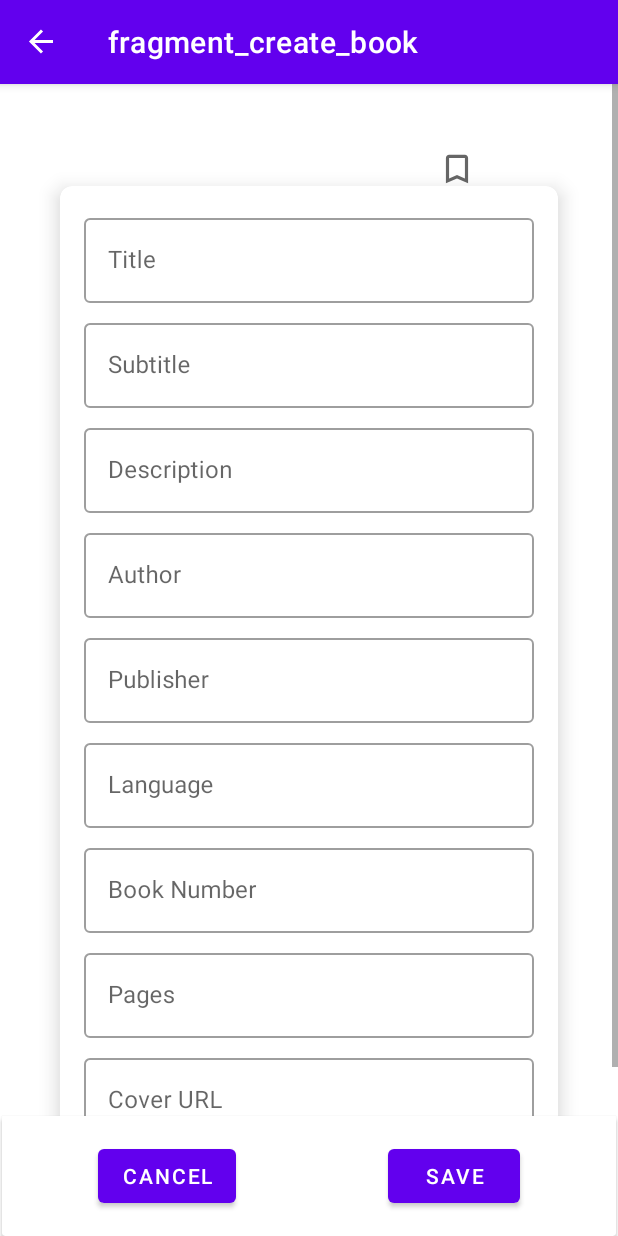
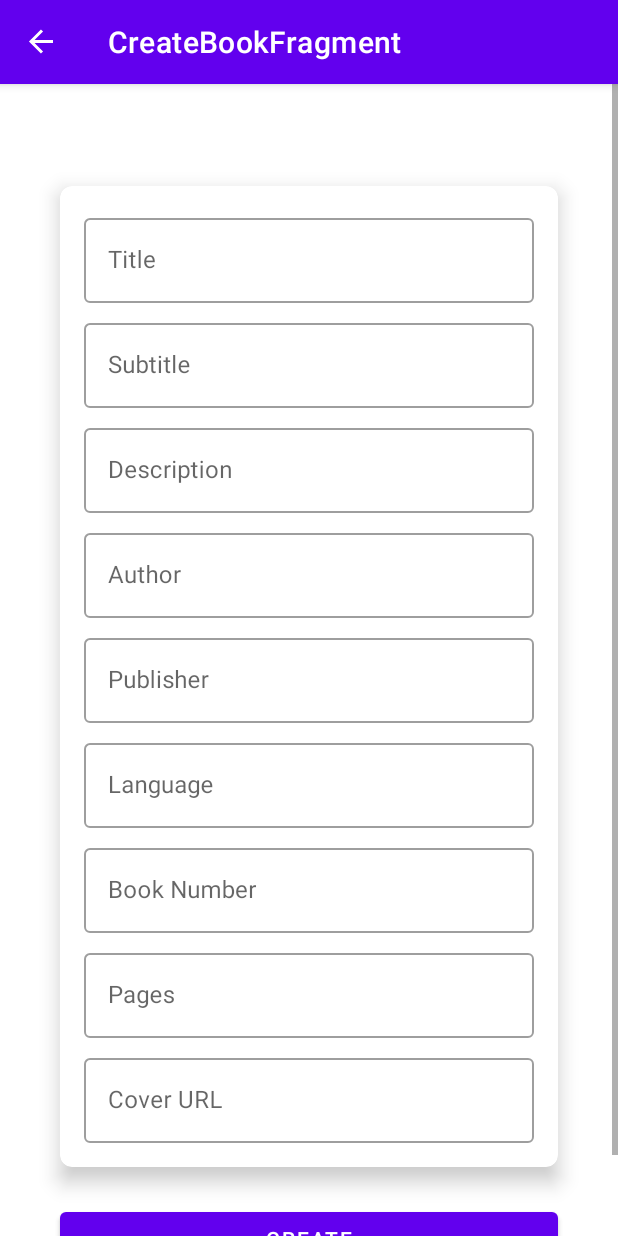
Before and after one commit to hendra047/kava, an Android app: the CreateBookFragment screen opened through its navigation route, on a phone screen of 412 x 824 dp. Run offline under Robolectric (Android 15) with nearby library versions, the phone set to English and light mode, and no system bars; our stand-ins replace Picasso, Room's generated code, RxJava, Volley, data binding and 1 more; network calls fail; pictures from the network do not load; 5 statements that could not run were skipped.

Commit message:
small update create book, edit book, book detail, navigation - Hendra

```diff
--- a/app/src/main/java/com/ubaya/kava/view/CreateBookFragment.kt
+++ b/app/src/main/java/com/ubaya/kava/view/CreateBookFragment.kt
@@ -18,6 +18,12 @@ import com.ubaya.kava.model.Book
 import com.ubaya.kava.viewmodel.DetailBookViewModel
 import java.util.concurrent.TimeUnit
 
+
+/**
+ * A simple [Fragment] subclass.
+ * Use the [CreateBookFragment.newInstance] factory method to
+ * create an instance of this fragment.
+ */
 
 class CreateBookFragment : Fragment(), AddBookClickListener {
     private lateinit var viewModel:DetailBookViewModel
--- a/app/src/main/java/com/ubaya/kava/view/HomeFragment.kt
+++ b/app/src/main/java/com/ubaya/kava/view/HomeFragment.kt
@@ -15,6 +15,7 @@ import io.reactivex.rxjava3.android.schedulers.AndroidSchedulers
 import io.reactivex.rxjava3.core.Observable
 import io.reactivex.rxjava3.schedulers.Schedulers
 import kotlinx.android.synthetic.main.fragment_home.*
+import kotlinx.android.synthetic.main.fragment_home.view.*
 import kotlinx.android.synthetic.main.fragment_profile.*
 import kotlinx.android.synthetic.main.notifications_item.view.*
 import java.util.concurrent.TimeUnit
@@ -70,8 +71,10 @@ class HomeFragment : Fragment() {
         // Inflate the layout for this fragment
         return inflater.inflate(R.layout.fragment_home, container, false)
             .apply {
-                val action = HomeFragmentDirections.actionCreateBookFragment()
-                Navigation.findNavController(this).navigate(action)
+                fabCreateBook.setOnClickListener {
+                    val action = HomeFragmentDirections.actionCreateBookFragment()
+                    Navigation.findNavController(this).navigate(action)
+                }
             }
     }
 
--- a/app/src/main/res/layout/fragment_book_detail.xml
+++ b/app/src/main/res/layout/fragment_book_detail.xml
@@ -109,7 +109,7 @@
                             android:layout_width="wrap_content"
                             android:layout_height="wrap_content"
                             android:layout_marginStart="8dp"
-                            android:text="@{book.rating}"
+                            android:text="@{Double.toString(book.rating)}"
                             android:textColor="#FF9800"
                             android:textStyle="bold"
                             app:layout_constraintStart_toEndOf="@+id/imageView4"
--- a/app/src/main/res/layout/fragment_create_book.xml
+++ b/app/src/main/res/layout/fragment_create_book.xml
@@ -1,10 +1,7 @@
 <?xml version="1.0" encoding="utf-8"?>
 <layout xmlns:android="http://schemas.android.com/apk/res/android"
     xmlns:app="http://schemas.android.com/apk/res-auto"
-    xmlns:tools="http://schemas.android.com/tools"
-    android:layout_width="match_parent"
-    android:layout_height="match_parent"
-    tools:context=".view.CreateBookFragment">
+    xmlns:tools="http://schemas.android.com/tools">
 
     <data>
         <variable
@@ -16,13 +13,16 @@
     </data>
 
     <androidx.constraintlayout.widget.ConstraintLayout
+        android:id="@+id/Layout"
         android:layout_width="match_parent"
-        android:layout_height="match_parent">
+        android:layout_height="match_parent"
+        tools:context=".view.CreateBookFragment">
 
         <ScrollView
+            android:id="@+id/scrollView2"
             android:layout_width="0dp"
             android:layout_height="0dp"
-            app:layout_constraintBottom_toTopOf="@+id/cardView6"
+            app:layout_constraintBottom_toBottomOf="parent"
             app:layout_constraintEnd_toEndOf="parent"
             app:layout_constraintStart_toStartOf="parent"
             app:layout_constraintTop_toTopOf="parent">
@@ -44,17 +44,6 @@
                     tools:src="@tools:sample/avatars" />
 
                 <ImageView
-                    android:id="@+id/imageBookmark2"
-                    android:layout_width="25dp"
-                    android:layout_height="25dp"
-                    android:layout_marginStart="24dp"
-                    android:layout_marginEnd="32dp"
-                    android:src="@drawable/ic_outline_bookmark_border_24"
-                    app:layout_constraintEnd_toEndOf="parent"
-                    app:layout_constraintStart_toEndOf="@+id/imageView2"
-                    app:layout_constraintTop_toTopOf="@+id/imageView2" />
-
-                <ImageView
                     android:id="@+id/imageView2"
                     android:layout_width="wrap_content"
                     android:layout_height="wrap_content"
@@ -66,6 +55,7 @@
                     tools:src="@tools:sample/avatars" />
 
                 <androidx.cardview.widget.CardView
+                    android:id="@+id/cardView7"
                     android:layout_width="match_parent"
                     android:layout_height="wrap_content"
                     android:layout_marginStart="40dp"
@@ -235,53 +225,27 @@
                             <com.google.android.material.textfield.TextInputEditText
                                 android:layout_width="match_parent"
                                 android:layout_height="wrap_content" />
+
                         </com.google.android.material.textfield.TextInputLayout>
 
                     </androidx.constraintlayout.widget.ConstraintLayout>
                 </androidx.cardview.widget.CardView>
+
+                <Button
+                    android:id="@+id/btnCreate"
+                    android:layout_width="0dp"
+                    android:layout_height="wrap_content"
+                    android:layout_marginTop="24dp"
+                    android:layout_marginBottom="32dp"
+                    android:onClick="@{listener::onButtonAddBook}"
+                    android:text="Create"
+                    app:layout_constraintBottom_toBottomOf="parent"
+                    app:layout_constraintEnd_toEndOf="@id/cardView7"
+                    app:layout_constraintStart_toStartOf="@id/cardView7"
+                    app:layout_constraintTop_toBottomOf="@id/cardView7" />
+
             </androidx.constraintlayout.widget.ConstraintLayout>
         </ScrollView>
 
-        <androidx.cardview.widget.CardView
-            android:id="@+id/cardView6"
-            android:layout_width="0dp"
-            android:layout_height="wrap_content"
-            android:layout_marginStart="1dp"
-            android:layout_marginEnd="1dp"
-            app:layout_constraintBottom_toBottomOf="parent"
-            app:layout_constraintEnd_toEndOf="parent"
-            app:layout_constraintStart_toStartOf="parent">
-
-            <androidx.constraintlayout.widget.ConstraintLayout
-                android:layout_width="match_parent"
-                android:layout_height="match_parent">
-
-                <Button
-                    android:id="@+id/btnCancel"
-                    android:layout_width="wrap_content"
-                    android:layout_height="wrap_content"
-                    android:layout_marginStart="64dp"
-                    android:layout_marginTop="16dp"
-                    android:layout_marginBottom="16dp"
-                    android:text="Cancel"
-                    app:layout_constraintBottom_toBottomOf="parent"
-                    app:layout_constraintStart_toStartOf="parent"
-                    app:layout_constraintTop_toTopOf="parent" />
-
-                <Button
-                    android:id="@+id/btnSave"
-                    android:layout_width="wrap_content"
-                    android:layout_height="wrap_content"
-                    android:layout_marginTop="16dp"
-                    android:layout_marginEnd="64dp"
-                    android:layout_marginBottom="16dp"
-                    android:onClick="@{listener::onButtonAddBook}"
-                    android:text="Save"
-                    app:layout_constraintBottom_toBottomOf="parent"
-                    app:layout_constraintEnd_toEndOf="parent"
-                    app:layout_constraintTop_toTopOf="parent" />
-            </androidx.constraintlayout.widget.ConstraintLayout>
-        </androidx.cardview.widget.CardView>
-
     </androidx.constraintlayout.widget.ConstraintLayout>
 </layout>
--- a/app/src/main/res/layout/fragment_profile.xml
+++ b/app/src/main/res/layout/fragment_profile.xml
@@ -62,7 +62,7 @@
                 <androidx.cardview.widget.CardView
                     android:layout_width="356dp"
                     android:layout_height="wrap_content"
-                    android:layout_marginTop="32dp"
+                    android:layout_marginTop="64dp"
                     android:layout_marginBottom="64dp"
                     app:cardCornerRadius="10dp"
                     app:cardElevation="10dp"
--- a/app/src/main/res/navigation/navigation_library.xml
+++ b/app/src/main/res/navigation/navigation_library.xml
@@ -27,7 +27,7 @@
             app:destination="@id/itemNotification" />
         <action
             android:id="@+id/actionCreateBookFragment"
-            app:destination="@id/createBookFragment2" />
+            app:destination="@id/createBookFragment" />
     </fragment>
     <fragment
         android:id="@+id/itemMyBooks"
@@ -76,8 +76,7 @@
         android:label="Notification"
         tools:layout="@layout/fragment_notification" />
     <fragment
-        android:id="@+id/createBookFragment2"
+        android:id="@+id/createBookFragment"
         android:name="com.ubaya.kava.view.CreateBookFragment"
-        android:label="fragment_create_book"
-        tools:layout="@layout/fragment_create_book" />
+        android:label="CreateBookFragment" />
 </navigation>
```
Also changed, not shown: app/src/main/res/layout/fragment_edit_book.xml (+14 -52 lines), 1 other file.
